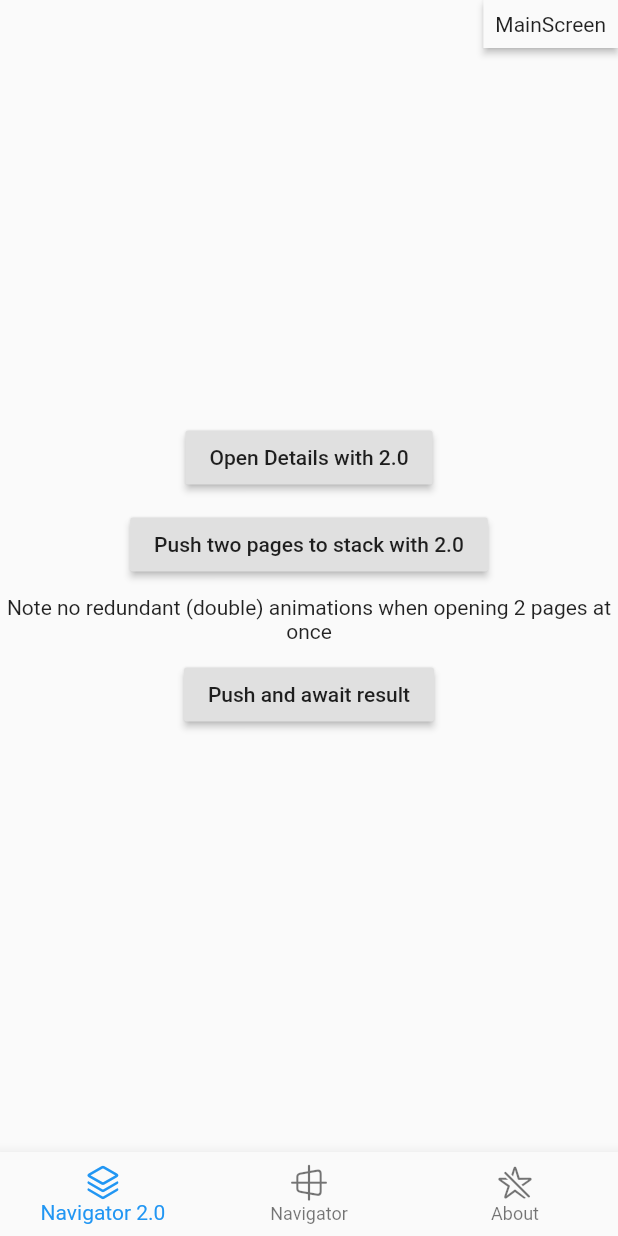
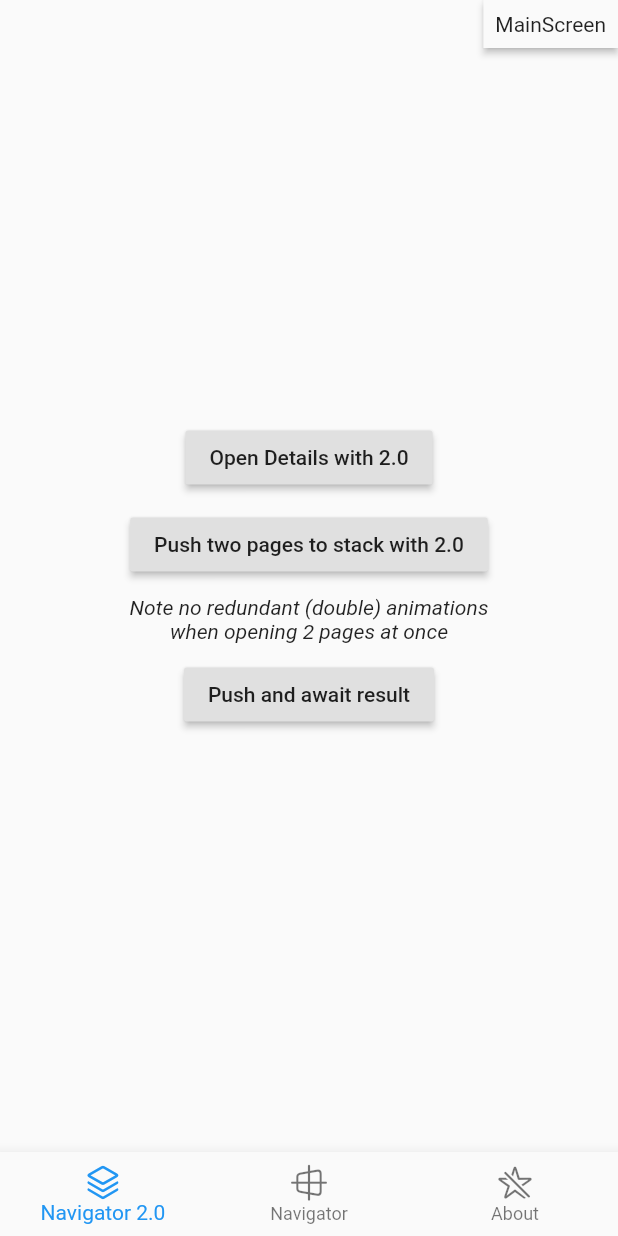
Before and after one commit to orestesgaolin/navigator_20_example, a Flutter app: the screen it shows after launch, on a phone screen of 412 x 824 dp. Run offline on Flutter 3.47's test engine with Material 2 defaults, Android fonts, the phone set to English and light mode, and no system bars; our stand-ins replace gap.

Commit message:
fix: cleanup the home page

```diff
--- a/lib/navigator20/navigator_page.dart
+++ b/lib/navigator20/navigator_page.dart
@@ -27,8 +27,9 @@ class _Navigator20ScreenState extends State<Navigator20Screen> {
           ),
           Gap(10),
           Text(
-            'Note no redundant (double) animations when opening 2 pages at once',
+            'Note no redundant (double) animations\nwhen opening 2 pages at once',
             textAlign: TextAlign.center,
+            style: TextStyle(fontStyle: FontStyle.italic),
           ),
           Gap(10),
           RaisedButton(
@@ -42,9 +43,15 @@ class _Navigator20ScreenState extends State<Navigator20Screen> {
                 this.result = result;
               });
             },
-            child: Text('Push and await result'),
+            child: Text(
+              'Push and await result',
+            ),
           ),
-          if (result != null) Text('Pop result: $result')
+          if (result != null)
+            Text(
+              'Pop result: $result',
+              style: Theme.of(context).textTheme.headline5,
+            )
         ],
       ),
     );
```
